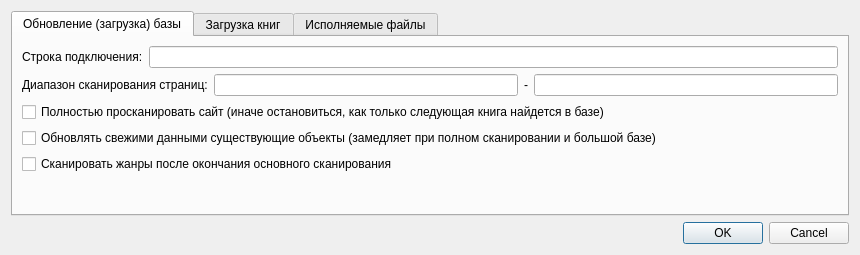
Above: ui/settings.ui from fabrikant/akniga-parser before the change. Below: the same form after it.
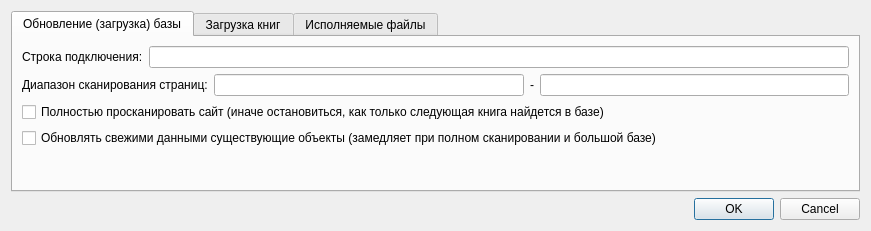
That is the form after the change. Icons and pictures are not drawn.

Patch:
```diff
--- a/ui/settings.ui
+++ b/ui/settings.ui
@@ -6,8 +6,8 @@
    <rect>
     <x>0</x>
     <y>0</y>
-    <width>860</width>
-    <height>255</height>
+    <width>871</width>
+    <height>231</height>
    </rect>
   </property>
   <property name="windowTitle">
@@ -85,13 +85,6 @@
         </layout>
        </item>
        <item row="9" column="0">
-        <widget class="QCheckBox" name="genres">
-         <property name="text">
-          <string>Сканировать жанры после окончания основного сканирования</string>
-         </property>
-        </widget>
-       </item>
-       <item row="10" column="0">
         <spacer name="verticalSpacer_2">
          <property name="orientation">
           <enum>Qt::Vertical</enum>
```
Left out of the diff: 15 changed lines with no effect on the pictures.
